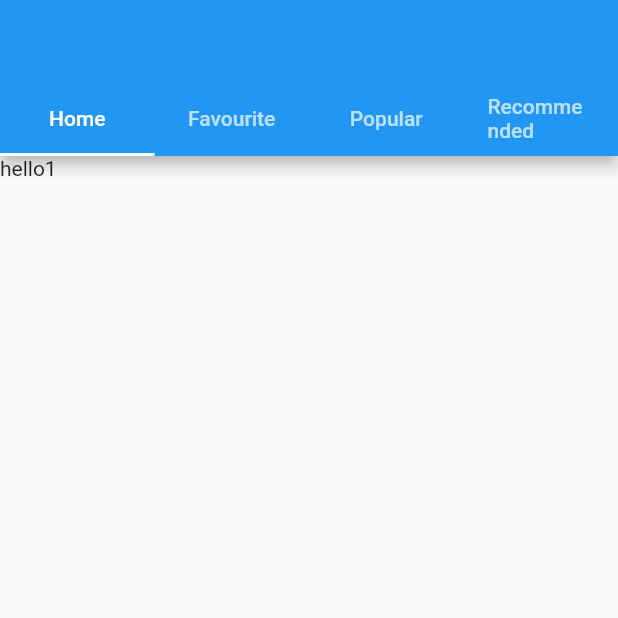
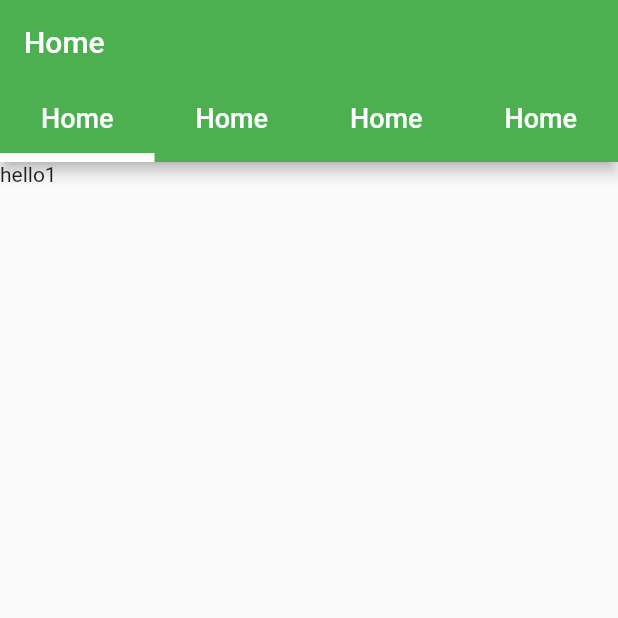
Before and after one commit to ismailawa/agric_info_app, a Flutter app: the screen it shows after launch, on a phone screen of 412 x 824 dp, the top half of it. Run offline on Flutter 3.47's test engine with Material 2 defaults, Android fonts, the phone set to English and light mode, and no system bars.

Commit message:
add tab bar

```diff
--- a/lib/main.dart
+++ b/lib/main.dart
@@ -1,6 +1,4 @@
 import 'package:flutter/material.dart';
-import 'package:custom_chewie/custom_chewie.dart';
-import 'package:video_player/video_player.dart';
 
 void main() => runApp(AgricultureInfo());
 
@@ -20,30 +18,37 @@ class Home extends StatefulWidget {
 
 class _HomeState extends State<Home> with SingleTickerProviderStateMixin {
   TabController _controller;
+  Color _primaryColor;
 
   @override
   void initState() {
     super.initState();
     _controller = TabController(length: 4, vsync: this, initialIndex: 0);
+    _primaryColor= Colors.green;
   }
 
   @override
   Widget build(BuildContext context) {
     return Scaffold(
         appBar: AppBar(
+          backgroundColor: _primaryColor,
+          title: Text("Home"),
           bottom: TabBar(
+              onTap: _onTap,
+              indicatorColor: Colors.white,
+              indicatorWeight: 6,
               controller: _controller, tabs: [
             Tab(
-              child: Text("Home"),
+              child: Container(child: Text('Home', style: TextStyle(color: Colors.white, fontSize: 18),),),
             ),
             Tab(
-              child: Text("Favourite"),
+              child: Container(child: Text('Home', style: TextStyle(color: Colors.white, fontSize: 18),),),
             ),
             Tab(
-              child: Text("Popular"),
+              child: Container(child: Text('Home', style: TextStyle(color: Colors.white, fontSize: 18),),),
             ),
             Tab(
-              child: Text("Recommended"),
+              child: Container(child: Text('Home', style: TextStyle(color: Colors.white, fontSize: 18),),),
             )
           ]),
         ),
@@ -57,4 +62,28 @@ class _HomeState extends State<Home> with SingleTickerProviderStateMixin {
         ])
     );
   }
+
+  void _onTap(int index){
+    switch(index){
+      case 0:
+        setState(() {
+          _primaryColor = Colors.red;
+        });
+        break;
+      case 1:
+        setState(() {
+          _primaryColor = Colors.amber;
+        });
+        break;
+      case 2:
+        setState(() {
+          _primaryColor = Colors.deepOrange;
+        });
+        break;
+      case 3:
+        setState(() {
+          _primaryColor = Colors.pink;
+        });
+    }
+  }
 }
```
